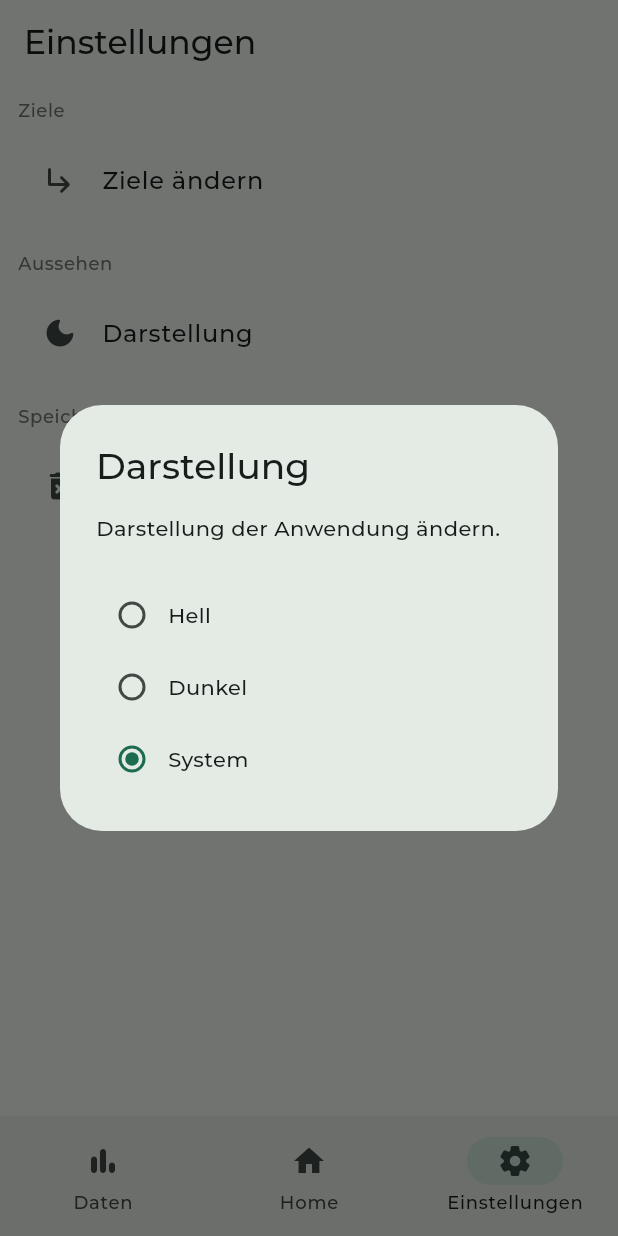
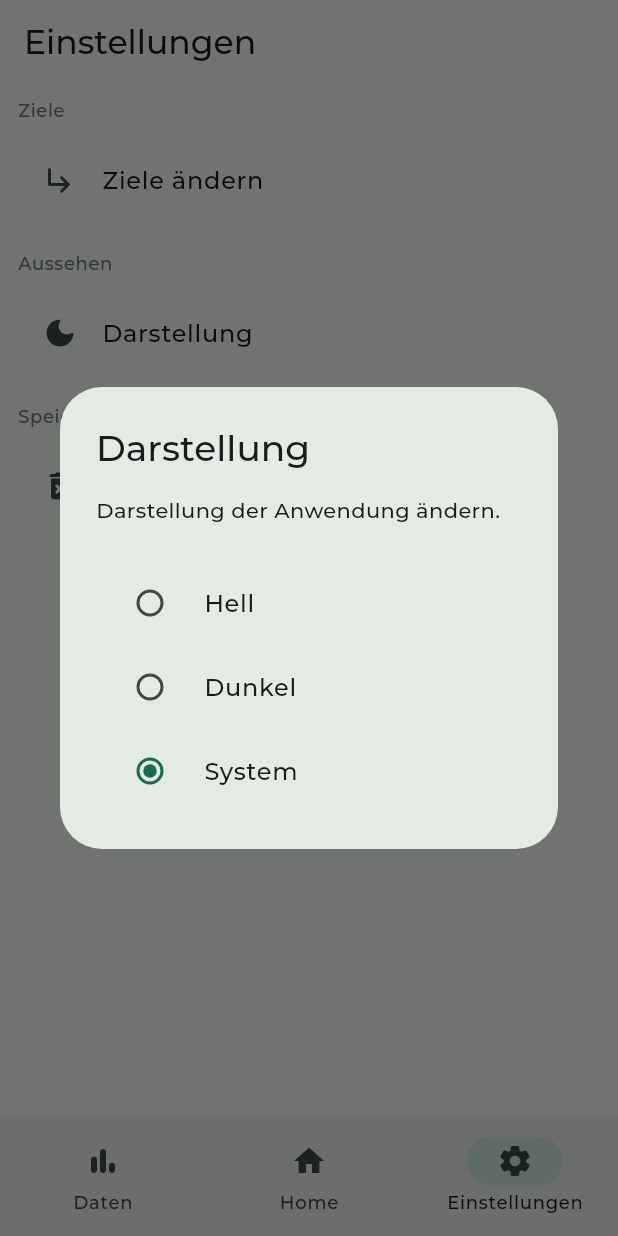
Before and after one commit to zTomz/On-Track, a Flutter app: the screen it shows after launch, item 3 of the bottom bar chosen, after a tap on "Darstellung", on a phone screen of 412 x 824 dp. Run offline on Flutter 3.47's test engine with Material 3 defaults, Android fonts, the phone set to English and light mode, and no system bars; our stand-ins replace flutter_hooks, hive, hive_flutter; accounts and stored records are empty; generated files the repository leaves out were written again; project files that could hold a hidden picture were left out.

Commit message:
Updatet settings appereance ui

```diff
--- a/lib/pages/settings/settings_page.dart
+++ b/lib/pages/settings/settings_page.dart
@@ -71,10 +71,10 @@ class _SettingsPageState extends State<SettingsPage> {
                             ThemeMode.dark,
                             ThemeMode.system,
                           ].map(
-                            (e) {
+                            (currentTheme) {
                               String text = "";
 
-                              switch (e) {
+                              switch (currentTheme) {
                                 case ThemeMode.light:
                                   text = "Hell";
                                   break;
@@ -86,19 +86,26 @@ class _SettingsPageState extends State<SettingsPage> {
                                   break;
                               }
 
-                              return Row(
-                                children: [
-                                  Radio(
-                                    value: e,
-                                    groupValue: settingsProvider.themeMode,
-                                    onChanged: (newThemeMode) {
-                                      settingsProvider.setThemeMode(
-                                        newThemeMode ?? ThemeMode.system,
-                                      );
-                                    },
+                              return RadioListTile(
+                                shape: RoundedRectangleBorder(
+                                  borderRadius: BorderRadius.vertical(
+                                    top: Radius.circular(
+                                      currentTheme == ThemeMode.light ? 15 : 5,
+                                    ),
+                                    bottom: Radius.circular(
+                                      currentTheme == ThemeMode.system ? 15 : 5,
+                                    ),
                                   ),
-                                  Text(text),
-                                ],
+                                ),
+                                value: currentTheme,
+                                groupValue: settingsProvider.themeMode,
+                                onChanged: (newThemeMode) {
+                                  settingsProvider.setThemeMode(
+                                    newThemeMode ?? ThemeMode.system,
+                                  );
+                                  context.pop();
+                                },
+                                title: Text(text),
                               );
                             },
                           ).toList(),
```
